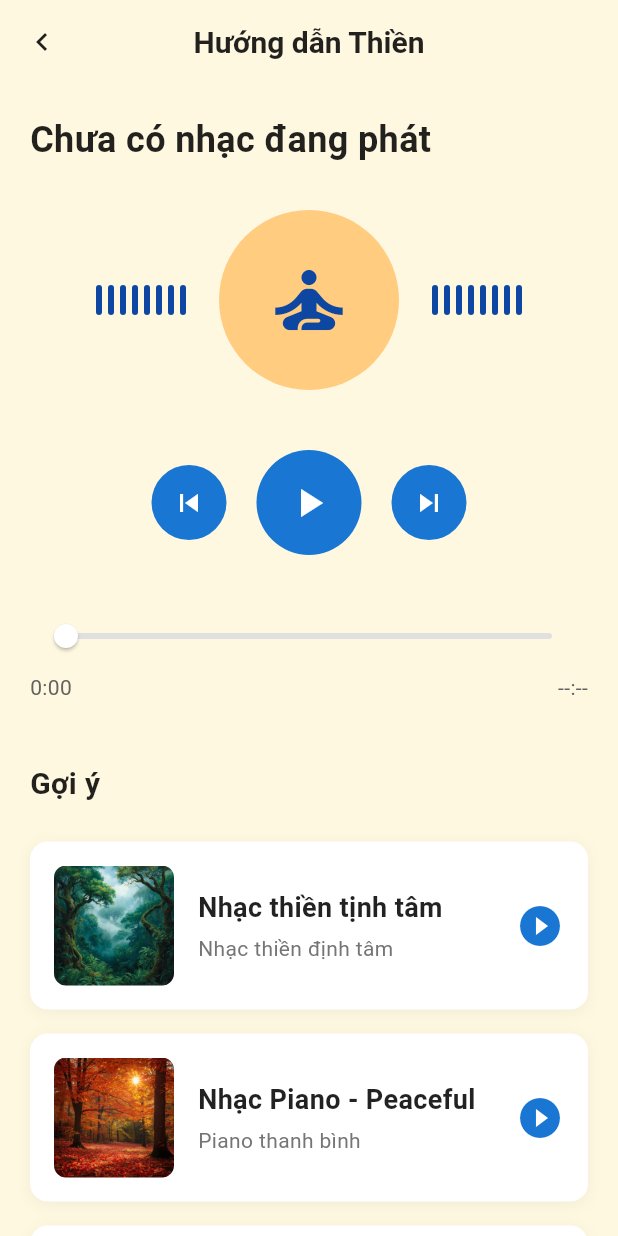
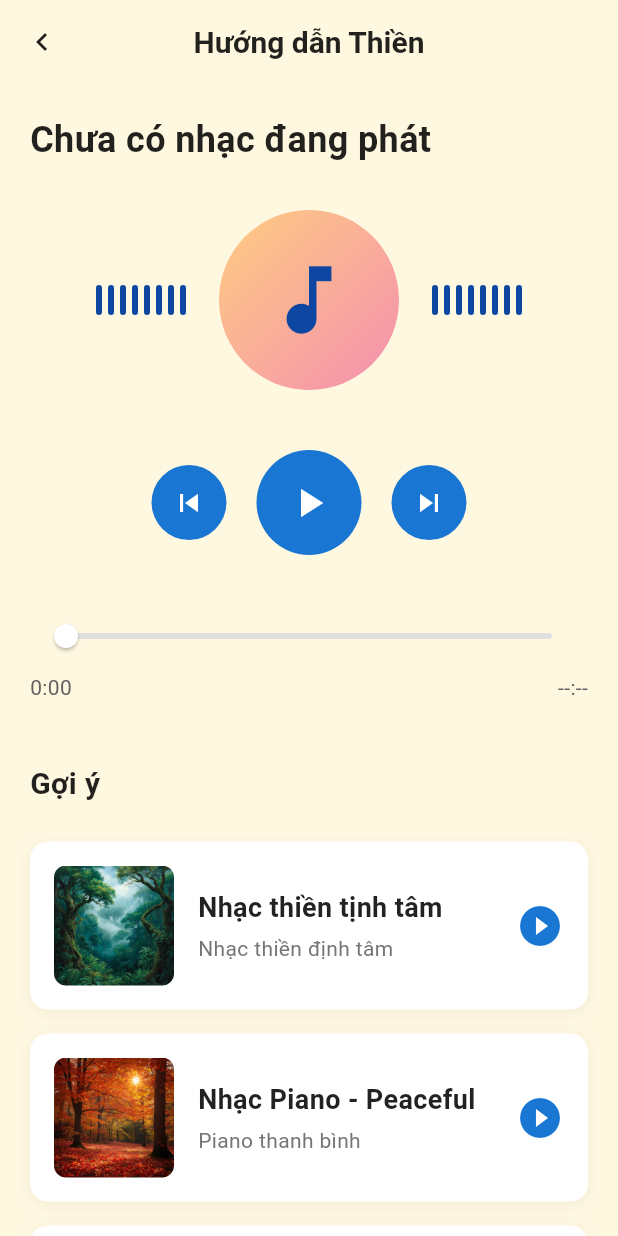
Before and after one commit to LeVanTuanDuong/smart_candles, a Flutter app: the MeditationGuideScreen screen opened directly, on a phone screen of 412 x 824 dp. Run offline on Flutter 3.47's test engine with Material 3 defaults, Android fonts, the phone set to English and light mode, and no system bars; our stand-ins replace cloud_firestore, file_picker, firebase_auth, firebase_core, firebase_storage, flutter_blue_plus and 5 more; accounts and stored records are empty.

Commit message:
update ảnh bên trong thanh phát
update ảnh bên trong thanh phát

```diff
--- a/lib/screens/meditation_guide_screen.dart
+++ b/lib/screens/meditation_guide_screen.dart
@@ -71,7 +71,8 @@ class _MeditationGuideScreenState extends State<MeditationGuideScreen>
 
   void _startPositionUpdateTimer() {
     _positionUpdateTimer?.cancel();
-    _positionUpdateTimer = Timer.periodic(const Duration(milliseconds: 100), (timer) {
+    _positionUpdateTimer =
+        Timer.periodic(const Duration(milliseconds: 100), (timer) {
       if (mounted && _musicPlayer.isPlaying) {
         setState(() {
           // Trigger rebuild to update progress
@@ -97,14 +98,16 @@ class _MeditationGuideScreenState extends State<MeditationGuideScreen>
       for (var category in otherCategories) {
         final tracks = tracksByCategory[category] ?? [];
         if (tracks.isNotEmpty) {
-          meditationTracks.addAll(tracks.take(2)); // Add 2 tracks from each category
+          meditationTracks
+              .addAll(tracks.take(2)); // Add 2 tracks from each category
         }
       }
 
       // Store all tracks as playlist for navigation (filter only tracks with valid audio)
-      _allTracks = meditationTracks.where((track) =>
-        track.audioPath != null && track.audioPath!.isNotEmpty
-      ).toList();
+      _allTracks = meditationTracks
+          .where(
+              (track) => track.audioPath != null && track.audioPath!.isNotEmpty)
+          .toList();
 
       // Shuffle the full playlist for variety
       _allTracks.shuffle();
@@ -112,7 +115,8 @@ class _MeditationGuideScreenState extends State<MeditationGuideScreen>
       // If there's a current track, try to include it in the playlist if not already there
       final currentTrack = _musicPlayer.currentTrack;
       if (currentTrack != null) {
-        final existsInPlaylist = _allTracks.any((track) => track.id == currentTrack.id);
+        final existsInPlaylist =
+            _allTracks.any((track) => track.id == currentTrack.id);
         if (!existsInPlaylist &&
             currentTrack.audioPath != null &&
             currentTrack.audioPath!.isNotEmpty) {
@@ -185,7 +189,8 @@ class _MeditationGuideScreenState extends State<MeditationGuideScreen>
     }
 
     // Find current track index in playlist
-    final currentIndex = _allTracks.indexWhere((track) => track.id == currentTrack.id);
+    final currentIndex =
+        _allTracks.indexWhere((track) => track.id == currentTrack.id);
     if (currentIndex == -1) {
       // Current track not in playlist, play last track
       await _playTrack(_allTracks.last);
@@ -193,9 +198,8 @@ class _MeditationGuideScreenState extends State<MeditationGuideScreen>
     }
 
     // Play previous track (wrap around to end if at beginning)
-    final previousIndex = currentIndex > 0
-        ? currentIndex - 1
-        : _allTracks.length - 1;
+    final previousIndex =
+        currentIndex > 0 ? currentIndex - 1 : _allTracks.length - 1;
     await _playTrack(_allTracks[previousIndex]);
   }
 
@@ -210,7 +214,8 @@ class _MeditationGuideScreenState extends State<MeditationGuideScreen>
     }
 
     // Find current track index in playlist
-    final currentIndex = _allTracks.indexWhere((track) => track.id == currentTrack.id);
+    final currentIndex =
+        _allTracks.indexWhere((track) => track.id == currentTrack.id);
     if (currentIndex == -1) {
       // Current track not in playlist, play first track
       await _playTrack(_allTracks.first);
@@ -291,6 +296,95 @@ class _MeditationGuideScreenState extends State<MeditationGuideScreen>
     );
   }
 
+  /// Build circular image for current track (for center of audio visualizer)
+  Widget _buildCurrentTrackImage() {
+    final currentTrack = _musicPlayer.currentTrack;
+
+    // If no track or no image, show default circular image
+    if (currentTrack == null ||
+        currentTrack.imagePath == null ||
+        currentTrack.imagePath!.isEmpty) {
+      return Container(
+        width: 120,
+        height: 120,
+        decoration: BoxDecoration(
+          shape: BoxShape.circle,
+          gradient: LinearGradient(
+            begin: Alignment.topLeft,
+            end: Alignment.bottomRight,
+            colors: [
+              Colors.orange[200]!,
+              Colors.pink[200]!,
+            ],
+          ),
+        ),
+        child: Icon(
+          Icons.music_note,
+          size: 60,
+          color: Colors.blue[900],
+        ),
+      );
+    }
+
+    // Build circular image from track's image path
+    if (currentTrack.imagePath!.startsWith('assets/')) {
+      // Asset image
+      return ClipOval(
+        child: Image.asset(
+          currentTrack.imagePath!,
+          width: 120,
+          height: 120,
+          fit: BoxFit.cover,
+          errorBuilder: (context, error, stackTrace) {
+            return _buildDefaultCircularImage();
+          },
+        ),
+      );
+    } else {
+      // Local file
+      final file = File(currentTrack.imagePath!);
+      if (file.existsSync()) {
+        return ClipOval(
+          child: Image.file(
+            file,
+            width: 120,
+            height: 120,
+            fit: BoxFit.cover,
+            errorBuilder: (context, error, stackTrace) {
+              return _buildDefaultCircularImage();
+            },
+          ),
+        );
+      } else {
+        return _buildDefaultCircularImage();
+      }
+    }
+  }
+
+  /// Build default circular image (fallback)
+  Widget _buildDefaultCircularImage() {
+    return Container(
+      width: 120,
+      height: 120,
+      decoration: BoxDecoration(
+        shape: BoxShape.circle,
+        gradient: LinearGradient(
+          begin: Alignment.topLeft,
+          end: Alignment.bottomRight,
+          colors: [
+            Colors.orange[200]!,
+            Colors.pink[200]!,
+          ],
+        ),
+      ),
+      child: Icon(
+        Icons.music_note,
+        size: 60,
+        color: Colors.blue[900],
+      ),
+    );
+  }
+
   @override
   Widget build(BuildContext context) {
     final currentTrack = _musicPlayer.currentTrack;
@@ -347,7 +441,8 @@ class _MeditationGuideScreenState extends State<MeditationGuideScreen>
                 children: [
                   _buildControlButton(
                     Icons.skip_previous,
-                    onPressed: _allTracks.isNotEmpty ? _playPreviousTrack : null,
+                    onPressed:
+                        _allTracks.isNotEmpty ? _playPreviousTrack : null,
                   ),
                   const SizedBox(width: 20),
                   _buildPlayPauseButton(),
@@ -465,20 +560,8 @@ class _MeditationGuideScreenState extends State<MeditationGuideScreen>
             // Left waveform
             _buildWaveform(isLeft: true),
             const SizedBox(width: 20),
-            // Center meditation icon
-            Container(
-              width: 120,
-              height: 120,
-              decoration: BoxDecoration(
-                color: Colors.orange[200],
-                shape: BoxShape.circle,
-              ),
-              child: Icon(
-                Icons.self_improvement,
-                size: 60,
-                color: Colors.blue[900],
-              ),
-            ),
+            // Center track image (circular)
+            _buildCurrentTrackImage(),
             const SizedBox(width: 20),
             // Right waveform
             _buildWaveform(isLeft: false),
@@ -492,9 +575,7 @@ class _MeditationGuideScreenState extends State<MeditationGuideScreen>
     final bars = List.generate(8, (index) {
       final delay = index * 0.1;
       final animationValue = (_waveformController.value + delay) % 1.0;
-      final height = _musicPlayer.isPlaying
-          ? 20 + (animationValue * 40)
-          : 20.0;
+      final height = _musicPlayer.isPlaying ? 20 + (animationValue * 40) : 20.0;
 
       return Container(
         width: 4,
@@ -607,7 +688,9 @@ class _MeditationGuideScreenState extends State<MeditationGuideScreen>
             ),
             // Play icon
             Icon(
-              isCurrentTrack ? Icons.pause_circle_filled : Icons.play_circle_fill,
+              isCurrentTrack
+                  ? Icons.pause_circle_filled
+                  : Icons.play_circle_fill,
               color: Colors.blue[700],
               size: 32,
             ),
```
